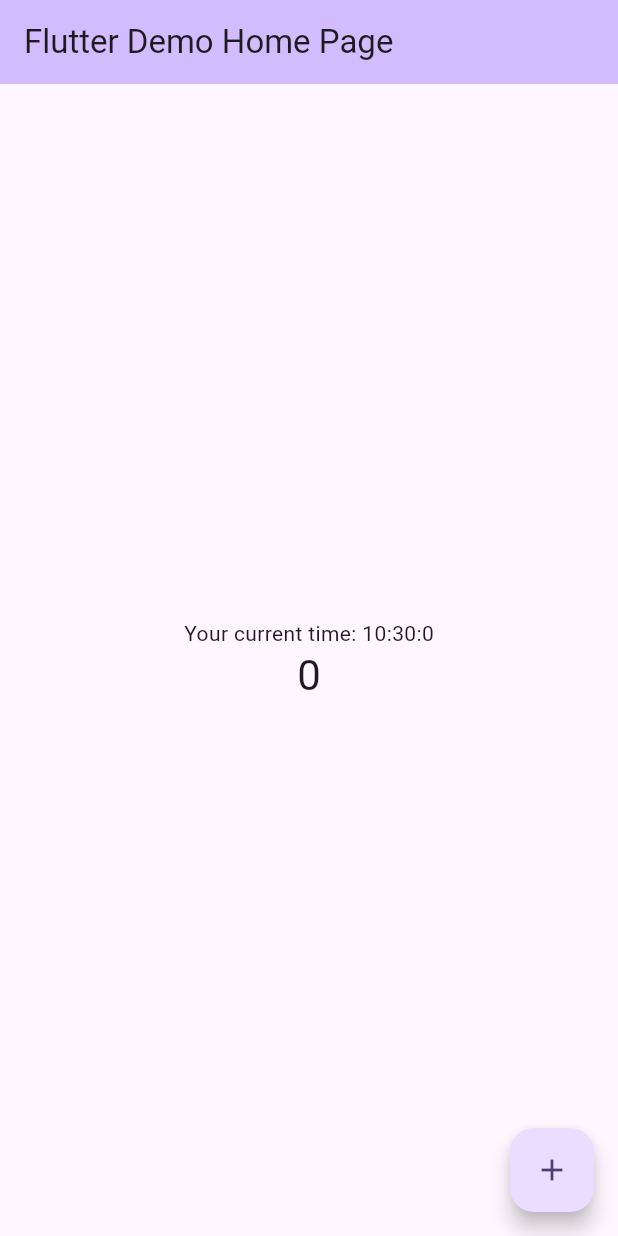
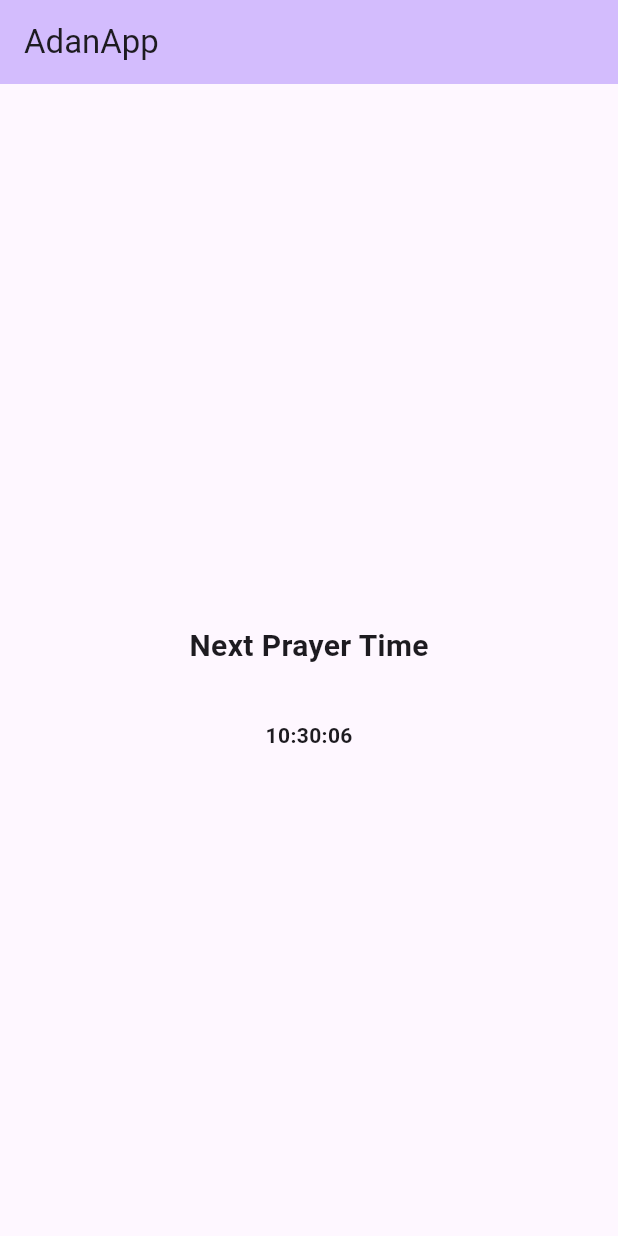
Before and after one commit to Polar2123/AdanApp, a Flutter app: the screen it shows after launch, on a phone screen of 412 x 824 dp. Run offline on Flutter 3.47's test engine with Material 3 defaults, Android fonts, the phone set to English and light mode, and no system bars; our stand-ins replace location; Roboto replaces fonts that are missing (appleChancery).

Commit message:
#4 - Added auto updating time widget.

```diff
--- a/application/lib/main.dart
+++ b/application/lib/main.dart
@@ -1,7 +1,11 @@
+import 'dart:async';
 import 'package:flutter/material.dart';
 
+
 void main() {
-  runApp(const MyApp());
+  runApp(
+    const MyApp(),
+  );
 }
 
 class MyApp extends StatelessWidget {
@@ -11,7 +15,7 @@ class MyApp extends StatelessWidget {
   @override
   Widget build(BuildContext context) {
     return MaterialApp(
-      title: 'Flutter Demo',
+      title: 'AdanApp',
       theme: ThemeData(
         // This is the theme of your application.
         //
@@ -30,10 +34,11 @@ class MyApp extends StatelessWidget {
         // tested with just a hot reload.
         colorScheme: ColorScheme.fromSeed(seedColor: Colors.deepPurple),
       ),
-      home: const MyHomePage(title: 'Flutter Demo Home Page'),
+      home: const MyHomePage(title: 'AdanApp'),
     );
   }
 }
+
 
 class MyHomePage extends StatefulWidget {
   const MyHomePage({super.key, required this.title});
@@ -55,16 +60,28 @@ class MyHomePage extends StatefulWidget {
 
 class _MyHomePageState extends State<MyHomePage> {
   int _counter = 0;
+  int _hour = 0;
+  int _minute = 0;
+  int _second = 0;
 
-  void _incrementCounter() {
-    setState(() {
-      // This call to setState tells the Flutter framework that something has
-      // changed in this State, which causes it to rerun the build method below
-      // so that the display can reflect the updated values. If we changed
-      // _counter without calling setState(), then the build method would not be
-      // called again, and so nothing would appear to happen.
-      _counter++;
+  Timer? timer;
+
+  @override
+  void initState() {
+    timer = Timer.periodic(Duration(seconds: 1), (_) {
+      setState(() {
+        _hour = DateTime.timestamp().hour;
+        _minute = DateTime.timestamp().minute;
+        _second = DateTime.timestamp().second;
+      });
     });
+    super.initState();
+  }
+
+  @override
+  void dispose() {
+    timer?.cancel();
+    super.dispose();
   }
 
   @override
@@ -83,7 +100,11 @@ class _MyHomePageState extends State<MyHomePage> {
         backgroundColor: Theme.of(context).colorScheme.inversePrimary,
         // Here we take the value from the MyHomePage object that was created by
         // the App.build method, and use it to set our appbar title.
-        title: Text(widget.title),
+        title: Text(
+            widget.title,
+          style: TextStyle(fontFamily: 'appleChancery'),
+        ),
+
       ),
       body: Center(
         // Center is a layout widget. It takes a single child and positions it
@@ -104,19 +125,20 @@ class _MyHomePageState extends State<MyHomePage> {
           // wireframe for each widget.
           mainAxisAlignment: MainAxisAlignment.center,
           children: <Widget>[
-            Text('Your current time: ${DateTime.timestamp().hour}:${DateTime.timestamp().minute}:${DateTime.timestamp().second}'),
             Text(
-              '$_counter',
-              style: Theme.of(context).textTheme.headlineMedium,
+              'Next Prayer Time',
+              style: TextStyle(
+                fontWeight: FontWeight.bold,
+                  height: 5, fontSize: 20
+              ),
             ),
+            Text(
+                '${_hour.toString().padLeft(2,'0')}:${_minute.toString().padLeft(2,'0')}:${_second.toString().padLeft(2,'0')}',
+              style: TextStyle(fontWeight: FontWeight.bold)
+            )
           ],
         ),
-      ),
-      floatingActionButton: FloatingActionButton(
-        onPressed: _incrementCounter,
-        tooltip: 'Increment',
-        child: const Icon(Icons.add),
-      ), // This trailing comma makes auto-formatting nicer for build methods.
+      )// This trailing comma makes auto-formatting nicer for build methods.
     );
   }
 }
--- a/application/pubspec.yaml
+++ b/application/pubspec.yaml
@@ -30,10 +30,14 @@ environment:
 dependencies:
   flutter:
     sdk: flutter
+  location: ^5.0.0
+
 
   # The following adds the Cupertino Icons font to your application.
   # Use with the CupertinoIcons class for iOS style icons.
   cupertino_icons: ^1.0.8
+  provider: ^6.1.5
+  http: ^1.4.0
 
 dev_dependencies:
   flutter_test:
```
Also changed, not shown: application/lib/API/APIHandler.dart (added, +54 -0 lines), application/lib/API/LocationHandler.dart (added, +37 -0 lines), application/lib/API/PrayerSchedule.dart (added, +25 -0 lines), application/pubspec.lock, 2 other files.
